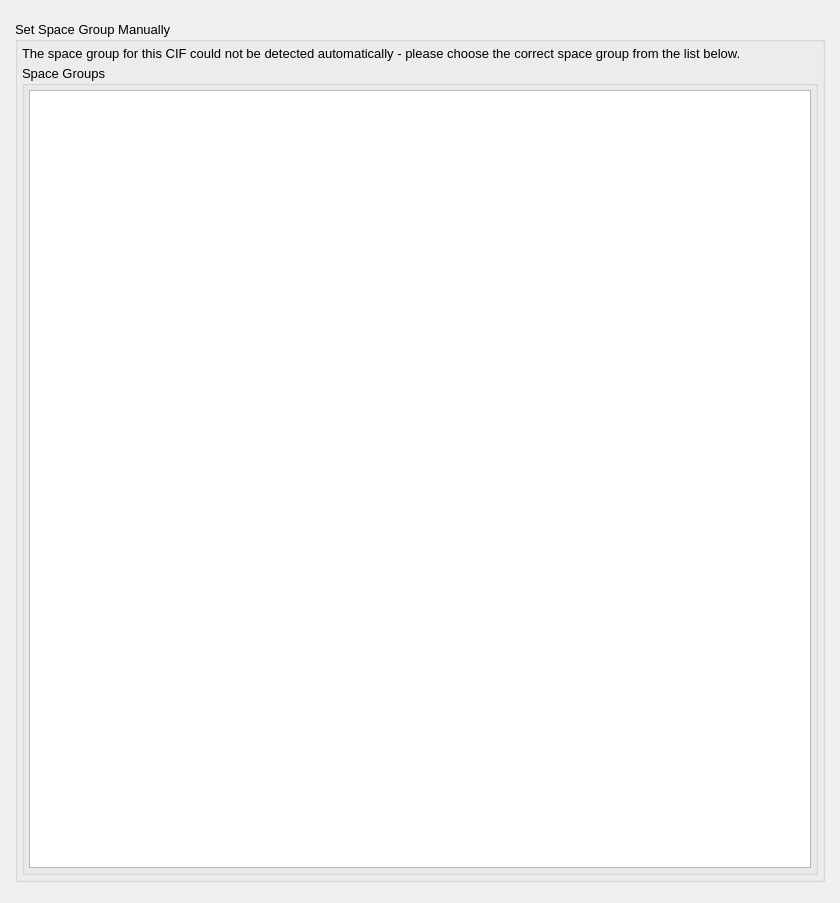
Qt form src/gui/importCIFDialog.ui (disorderedmaterials/dissolve) before a commit.
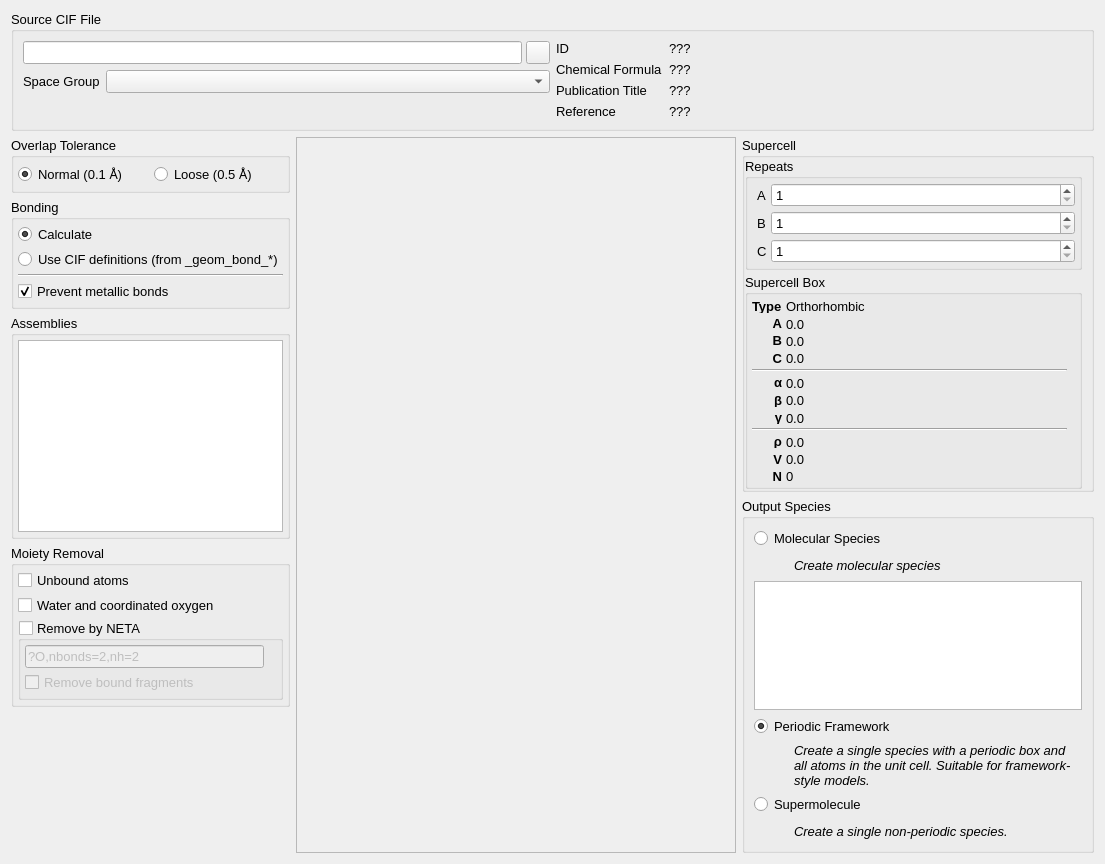
The same form after that commit. The open tabs and pages were chosen to show the change. Icons and pictures are not drawn. Custom widgets are drawn as their Qt base class.

Commit message: First pass - single page CIF import dialog.

The edit to the form file:
```diff
--- a/src/gui/importCIFDialog.ui
+++ b/src/gui/importCIFDialog.ui
@@ -9,8 +9,8 @@
    <rect>
     <x>0</x>
     <y>0</y>
-    <width>840</width>
-    <height>903</height>
+    <width>1105</width>
+    <height>864</height>
    </rect>
   </property>
   <property name="font">
@@ -21,53 +21,15 @@
   <property name="windowTitle">
    <string>Import From CIF File</string>
   </property>
-  <layout class="QVBoxLayout" name="verticalLayout">
-   <item>
-    <widget class="QWidget" name="WizardHeaderWidget" native="true"/>
-   </item>
-   <item>
-    <widget class="QStackedWidget" name="MainStack">
-     <property name="currentIndex">
-      <number>0</number>
-     </property>
-     <widget class="QWidget" name="ImportCIFSelectFilePage">
-      <layout class="QVBoxLayout" name="verticalLayout_10">
-       <property name="spacing">
-        <number>4</number>
-       </property>
-       <property name="leftMargin">
-        <number>4</number>
-       </property>
-       <property name="topMargin">
-        <number>4</number>
-       </property>
-       <property name="rightMargin">
-        <number>4</number>
-       </property>
-       <property name="bottomMargin">
-        <number>4</number>
-       </property>
+  <layout class="QVBoxLayout" name="verticalLayout_5">
        <item>
         <widget class="QGroupBox" name="InputFileGroup">
          <property name="title">
-          <string>Select CIF file</string>
-         </property>
-         <layout class="QVBoxLayout" name="verticalLayout_7">
-          <property name="spacing">
-           <number>4</number>
-          </property>
-          <property name="leftMargin">
-           <number>4</number>
-          </property>
-          <property name="topMargin">
-           <number>4</number>
-          </property>
-          <property name="rightMargin">
-           <number>4</number>
-          </property>
-          <property name="bottomMargin">
-           <number>4</number>
-          </property>
+      <string>Source CIF File</string>
+     </property>
+     <layout class="QHBoxLayout" name="horizontalLayout_12">
+      <item>
+       <layout class="QVBoxLayout" name="verticalLayout">
           <item>
            <layout class="QHBoxLayout" name="horizontalLayout_2">
             <property name="spacing">
@@ -90,7 +52,34 @@
            </layout>
           </item>
           <item>
-           <spacer name="verticalSpacer_3">
+         <layout class="QHBoxLayout" name="horizontalLayout_8">
+          <item>
+           <widget class="QLabel" name="SpaceGroupLabel">
+            <property name="sizePolicy">
+             <sizepolicy hsizetype="Minimum" vsizetype="Preferred">
+              <horstretch>0</horstretch>
+              <verstretch>0</verstretch>
+             </sizepolicy>
+            </property>
+            <property name="text">
+             <string>Space Group</string>
+            </property>
+           </widget>
+          </item>
+          <item>
+           <widget class="QComboBox" name="SpaceGroupsCombo">
+            <property name="sizePolicy">
+             <sizepolicy hsizetype="Expanding" vsizetype="Fixed">
+              <horstretch>0</horstretch>
+              <verstretch>0</verstretch>
+             </sizepolicy>
+            </property>
+           </widget>
+          </item>
+         </layout>
+        </item>
+        <item>
+         <spacer name="verticalSpacer_2">
             <property name="orientation">
              <enum>Qt::Vertical</enum>
             </property>
@@ -103,122 +92,29 @@
            </spacer>
           </item>
          </layout>
-        </widget>
-       </item>
-      </layout>
-     </widget>
-     <widget class="QWidget" name="ImportCiFSpacegroupPage">
-      <layout class="QVBoxLayout" name="verticalLayout_12" stretch="0">
-       <property name="spacing">
-        <number>4</number>
-       </property>
-       <property name="leftMargin">
-        <number>4</number>
-       </property>
-       <property name="topMargin">
-        <number>4</number>
-       </property>
-       <property name="rightMargin">
-        <number>4</number>
-       </property>
-       <property name="bottomMargin">
-        <number>4</number>
-       </property>
+      </item>
        <item>
-        <widget class="QGroupBox" name="InputFileGroup_2">
-         <property name="title">
-          <string>Set Space Group Manually</string>
-         </property>
-         <layout class="QVBoxLayout" name="verticalLayout_11">
-          <property name="spacing">
-           <number>4</number>
-          </property>
-          <property name="leftMargin">
-           <number>4</number>
-          </property>
-          <property name="topMargin">
-           <number>4</number>
-          </property>
-          <property name="rightMargin">
-           <number>4</number>
-          </property>
-          <property name="bottomMargin">
-           <number>4</number>
-          </property>
-          <item>
-           <widget class="QLabel" name="label_8">
+       <layout class="QFormLayout" name="CIFInfo">
+        <item row="0" column="0">
+         <widget class="QLabel" name="label_6">
             <property name="text">
-             <string>The space group for this CIF could not be detected automatically - please choose the correct space group from the list below.</string>
-            </property>
-            <property name="wordWrap">
-             <bool>true</bool>
+           <string>ID</string>
             </property>
            </widget>
           </item>
-          <item>
-           <widget class="QGroupBox" name="SpaceGroupsGroup">
+        <item row="0" column="1">
+         <widget class="QLabel" name="InfoDataLabel">
             <property name="sizePolicy">
-             <sizepolicy hsizetype="Preferred" vsizetype="Preferred">
-              <horstretch>0</horstretch>
-              <verstretch>4</verstretch>
-             </sizepolicy>
-            </property>
-            <property name="title">
-             <string>Space Groups</string>
-            </property>
-            <layout class="QVBoxLayout" name="verticalLayout_14">
-             <property name="spacing">
-              <number>4</number>
-             </property>
-             <property name="leftMargin">
-              <number>4</number>
-             </property>
-             <property name="topMargin">
-              <number>4</number>
-             </property>
-             <property name="rightMargin">
-              <number>4</number>
-             </property>
-             <property name="bottomMargin">
-              <number>4</number>
-             </property>
-             <item>
-              <widget class="QListWidget" name="SpaceGroupsList">
-               <property name="editTriggers">
-                <set>QAbstractItemView::NoEditTriggers</set>
-               </property>
-               <property name="showDropIndicator" stdset="0">
-                <bool>false</bool>
-               </property>
-              </widget>
-             </item>
-            </layout>
-           </widget>
-          </item>
-         </layout>
-        </widget>
-       </item>
-      </layout>
-     </widget>
-     <widget class="QWidget" name="ImportCIFInfoPage">
-      <layout class="QVBoxLayout" name="verticalLayout_2">
-       <property name="spacing">
-        <number>4</number>
-       </property>
-       <property name="leftMargin">
-        <number>4</number>
-       </property>
-       <property name="topMargin">
-        <number>4</number>
-       </property>
-       <property name="rightMargin">
-        <number>4</number>
-       </property>
-       <property name="bottomMargin">
-        <number>4</number>
-       </property>
-       <item>
-        <layout class="QFormLayout" name="formLayout">
+           <sizepolicy hsizetype="Expanding" vsizetype="Preferred">
+            <horstretch>2</horstretch>
+            <verstretch>0</verstretch>
+           </sizepolicy>
+          </property>
+          <property name="text">
+           <string>???</string>
+          </property>
+         </widget>
+        </item>
          <item row="1" column="0">
           <widget class="QLabel" name="label">
            <property name="text">
@@ -226,6 +122,19 @@
            </property>
           </widget>
          </item>
+        <item row="1" column="1">
+         <widget class="QLabel" name="InfoChemicalFormulaLabel">
+          <property name="sizePolicy">
+           <sizepolicy hsizetype="Expanding" vsizetype="Preferred">
+            <horstretch>2</horstretch>
+            <verstretch>0</verstretch>
+           </sizepolicy>
+          </property>
+          <property name="text">
+           <string>???</string>
+          </property>
+         </widget>
+        </item>
          <item row="2" column="0">
           <widget class="QLabel" name="label_5">
            <property name="text">
@@ -235,58 +144,12 @@
          </item>
          <item row="2" column="1">
           <widget class="QLabel" name="InfoPublicationTitleLabel">
-           <property name="text">
-            <string>???</string>
-           </property>
-          </widget>
-         </item>
-         <item row="4" column="0">
-          <widget class="QLabel" name="label_4">
-           <property name="text">
-            <string>Authors</string>
-           </property>
-          </widget>
-         </item>
-         <item row="4" column="1">
-          <widget class="QListWidget" name="InfoAuthorsList"/>
-         </item>
-         <item row="5" column="0">
-          <widget class="QLabel" name="label_2">
-           <property name="text">
-            <string>Space Group</string>
-           </property>
-          </widget>
-         </item>
-         <item row="5" column="1">
-          <widget class="QLabel" name="InfoSpacegroupLabel">
-           <property name="text">
-            <string>???</string>
-           </property>
-          </widget>
-         </item>
-         <item row="1" column="1">
-          <widget class="QLabel" name="InfoChemicalFormulaLabel">
-           <property name="text">
-            <string>???</string>
-           </property>
-          </widget>
-         </item>
-         <item row="0" column="0">
-          <widget class="QLabel" name="label_6">
-           <property name="text">
-            <string>ID</string>
-           </property>
-          </widget>
-         </item>
-         <item row="0" column="1">
-          <widget class="QLabel" name="InfoDataLabel">
-           <property name="text">
-            <string>???</string>
-           </property>
-          </widget>
-         </item>
-         <item row="3" column="1">
-          <widget class="QLabel" name="InfoPublicationReferenceLabel">
+          <property name="sizePolicy">
+           <sizepolicy hsizetype="Expanding" vsizetype="Preferred">
+            <horstretch>2</horstretch>
+            <verstretch>0</verstretch>
+           </sizepolicy>
+          </property>
            <property name="text">
             <string>???</string>
            </property>
@@ -299,64 +162,28 @@
            </property>
           </widget>
          </item>
-        </layout>
-       </item>
-       <item>
-        <spacer name="verticalSpacer">
-         <property name="orientation">
-          <enum>Qt::Vertical</enum>
-         </property>
-         <property name="sizeHint" stdset="0">
-          <size>
-           <width>20</width>
-           <height>86</height>
-          </size>
-         </property>
-        </spacer>
-       </item>
-      </layout>
-     </widget>
-     <widget class="QWidget" name="ImportCIFStructurePage">
-      <layout class="QHBoxLayout" name="horizontalLayout_7" stretch="0,0">
-       <property name="spacing">
-        <number>4</number>
-       </property>
-       <property name="leftMargin">
-        <number>4</number>
-       </property>
-       <property name="topMargin">
-        <number>4</number>
-       </property>
-       <property name="rightMargin">
-        <number>4</number>
-       </property>
-       <property name="bottomMargin">
-        <number>4</number>
-       </property>
-       <item>
-        <widget class="QWidget" name="StructureLayoutWidget" native="true">
+        <item row="3" column="1">
+         <widget class="QLabel" name="InfoPublicationReferenceLabel">
          <property name="sizePolicy">
-          <sizepolicy hsizetype="Minimum" vsizetype="Preferred">
-           <horstretch>1</horstretch>
+           <sizepolicy hsizetype="Expanding" vsizetype="Preferred">
+            <horstretch>2</horstretch>
            <verstretch>0</verstretch>
           </sizepolicy>
          </property>
-         <layout class="QVBoxLayout" name="verticalLayout_5">
-          <property name="spacing">
-           <number>4</number>
+          <property name="text">
+           <string>???</string>
           </property>
-          <property name="leftMargin">
-           <number>0</number>
-          </property>
-          <property name="topMargin">
-           <number>0</number>
-          </property>
-          <property name="rightMargin">
-           <number>0</number>
-          </property>
-          <property name="bottomMargin">
-           <number>0</number>
-          </property>
+         </widget>
+        </item>
+       </layout>
+      </item>
+     </layout>
+    </widget>
+   </item>
+   <item>
+    <layout class="QHBoxLayout" name="horizontalLayout_7">
+     <item>
+      <layout class="QVBoxLayout" name="verticalLayout_2">
           <item>
            <widget class="QGroupBox" name="AtomGenerationGroup">
             <property name="title">
@@ -496,77 +323,6 @@
             </layout>
            </widget>
           </item>
-         </layout>
-        </widget>
-       </item>
-       <item>
-        <widget class="QFrame" name="StructureViewFrame">
-         <property name="sizePolicy">
-          <sizepolicy hsizetype="Expanding" vsizetype="Expanding">
-           <horstretch>3</horstretch>
-           <verstretch>0</verstretch>
-          </sizepolicy>
-         </property>
-         <property name="minimumSize">
-          <size>
-           <width>300</width>
-           <height>300</height>
-          </size>
-         </property>
-         <property name="frameShape">
-          <enum>QFrame::StyledPanel</enum>
-         </property>
-         <property name="frameShadow">
-          <enum>QFrame::Sunken</enum>
-         </property>
-         <layout class="QHBoxLayout" name="horizontalLayout_5">
-          <property name="spacing">
-           <number>0</number>
-          </property>
-          <property name="leftMargin">
-           <number>0</number>
-          </property>
-          <property name="topMargin">
-           <number>0</number>
-          </property>
-          <property name="rightMargin">
-           <number>0</number>
-          </property>
-          <property name="bottomMargin">
-           <number>0</number>
-          </property>
-          <item>
-           <widget class="ConfigurationViewerWidget" name="StructureViewer" native="true">
-            <property name="sizePolicy">
-             <sizepolicy hsizetype="Expanding" vsizetype="Expanding">
-              <horstretch>1</horstretch>
-              <verstretch>0</verstretch>
-             </sizepolicy>
-            </property>
-           </widget>
-          </item>
-         </layout>
-        </widget>
-       </item>
-      </layout>
-     </widget>
-     <widget class="QWidget" name="ImportCIFCleanedPage">
-      <layout class="QHBoxLayout" name="horizontalLayout_14">
-       <property name="spacing">
-        <number>4</number>
-       </property>
-       <property name="leftMargin">
-        <number>4</number>
-       </property>
-       <property name="topMargin">
-        <number>4</number>
-       </property>
-       <property name="rightMargin">
-        <number>4</number>
-       </property>
-       <property name="bottomMargin">
-        <number>4</number>
-       </property>
        <item>
         <widget class="QGroupBox" name="MoietyGroup">
          <property name="title">
@@ -687,24 +443,26 @@
             </layout>
            </widget>
           </item>
+         </layout>
+        </widget>
+       </item>
           <item>
-           <spacer name="verticalSpacer_5">
+        <spacer name="verticalSpacer_3">
             <property name="orientation">
              <enum>Qt::Vertical</enum>
             </property>
             <property name="sizeHint" stdset="0">
              <size>
               <width>20</width>
-              <height>276</height>
+           <height>40</height>
              </size>
             </property>
            </spacer>
           </item>
          </layout>
-        </widget>
        </item>
        <item>
-        <widget class="QFrame" name="CleanedViewFrame">
+      <widget class="QFrame" name="StructureViewFrame">
          <property name="sizePolicy">
           <sizepolicy hsizetype="Expanding" vsizetype="Expanding">
            <horstretch>3</horstretch>
@@ -723,7 +481,7 @@
          <property name="frameShadow">
           <enum>QFrame::Sunken</enum>
          </property>
-         <layout class="QHBoxLayout" name="horizontalLayout_13">
+       <layout class="QHBoxLayout" name="horizontalLayout_5">
           <property name="spacing">
            <number>0</number>
           </property>
@@ -740,7 +498,7 @@
            <number>0</number>
           </property>
           <item>
-           <widget class="ConfigurationViewerWidget" name="CleanedViewer" native="true">
+         <widget class="ConfigurationViewerWidget" name="StructureViewer" native="true">
             <property name="sizePolicy">
              <sizepolicy hsizetype="Expanding" vsizetype="Expanding">
               <horstretch>1</horstretch>
@@ -752,12 +510,8 @@
          </layout>
         </widget>
        </item>
-      </layout>
-     </widget>
-     <widget class="QWidget" name="ImportCIFSupercellPage">
-      <layout class="QHBoxLayout" name="horizontalLayout_18">
        <item>
-        <layout class="QVBoxLayout" name="verticalLayout_18">
+      <layout class="QVBoxLayout" name="verticalLayout_4">
          <item>
           <widget class="QGroupBox" name="SupercellGroupBox">
            <property name="title">
@@ -1497,63 +1251,22 @@
            </layout>
           </widget>
          </item>
-        </layout>
-       </item>
        <item>
-        <widget class="QFrame" name="OutputViewFrame">
-         <property name="sizePolicy">
-          <sizepolicy hsizetype="Expanding" vsizetype="Expanding">
-           <horstretch>3</horstretch>
-           <verstretch>0</verstretch>
-          </sizepolicy>
+        <spacer name="verticalSpacer">
+         <property name="orientation">
+          <enum>Qt::Vertical</enum>
          </property>
-         <property name="minimumSize">
+         <property name="sizeHint" stdset="0">
           <size>
-           <width>300</width>
-           <height>300</height>
+           <width>20</width>
+           <height>40</height>
           </size>
          </property>
-         <property name="frameShape">
-          <enum>QFrame::StyledPanel</enum>
-         </property>
-         <property name="frameShadow">
-          <enum>QFrame::Sunken</enum>
-         </property>
-         <layout class="QHBoxLayout" name="horizontalLayout_10">
-          <property name="spacing">
-           <number>0</number>
-          </property>
-          <property name="leftMargin">
-           <number>0</number>
-          </property>
-          <property name="topMargin">
-           <number>0</number>
-          </property>
-          <property name="rightMargin">
-           <number>0</number>
-          </property>
-          <property name="bottomMargin">
-           <number>0</number>
-          </property>
-          <item>
-           <widget class="ConfigurationViewerWidget" name="OutputViewer" native="true">
-            <property name="sizePolicy">
-             <sizepolicy hsizetype="Expanding" vsizetype="Expanding">
-              <horstretch>1</horstretch>
-              <verstretch>0</verstretch>
-             </sizepolicy>
-            </property>
-           </widget>
-          </item>
-         </layout>
-        </widget>
-       </item>
-      </layout>
-     </widget>
-    </widget>
-   </item>
-   <item>
-    <widget class="QWidget" name="WizardFooterWidget" native="true"/>
+        </spacer>
+       </item>
+      </layout>
+     </item>
+    </layout>
    </item>
   </layout>
  </widget>
```
Lines whose indentation alone changed are shown as unchanged. The commit also changes 2 other files.
